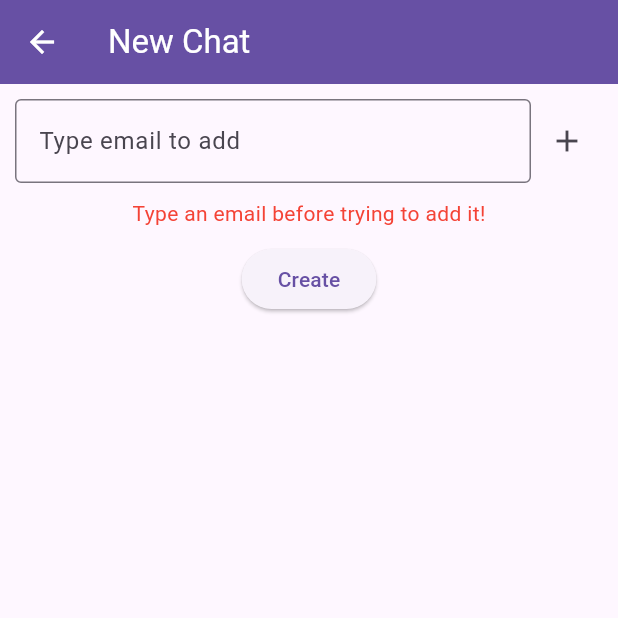
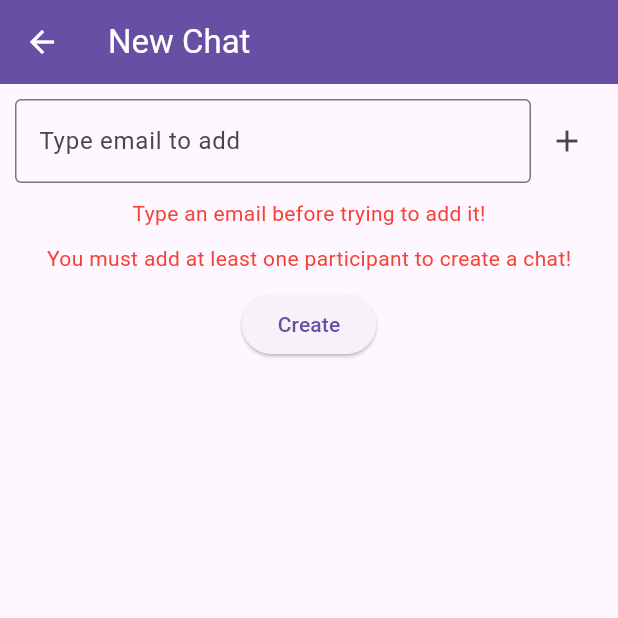
Before and after one commit to AshkanArabim/flirtify, a Flutter app: the NewChatPage screen opened directly, after a tap on the "add" icon, after a tap on "Create", on a phone screen of 412 x 824 dp, the top half of it. Run offline on Flutter 3.47's test engine with Material 3 defaults, Android fonts, the phone set to English and light mode, and no system bars; our stand-ins replace cloud_firestore, firebase_auth, firebase_core; accounts and stored records are empty.

Commit message:
newchat: enable chat creation after submitting

```diff
--- a/lib/pages/newchat.dart
+++ b/lib/pages/newchat.dart
@@ -1,3 +1,5 @@
+import 'dart:collection';
+
 import 'package:cloud_firestore/cloud_firestore.dart';
 import 'package:flirtify/components/contact_pill.dart';
 import 'package:flirtify/components/my_text_field.dart';
@@ -14,10 +16,13 @@ class NewChatPage extends StatefulWidget {
 }
 
 class _NewChatPageState extends State<NewChatPage> {
-  List<DocumentReference> _participants = [];
-  String _userAddingError = "";
-  String _chatCreationError = "";
+  final _participants = HashSet<DocumentReference>();
+  var _userAddingError = "";
+  var _chatCreationError = "";
+
   final _emailController = TextEditingController();
+  final _groupPicUrlController = TextEditingController();
+  final _groupNameController = TextEditingController();
 
   @override
   Widget build(BuildContext context) {
@@ -80,25 +85,22 @@ class _NewChatPageState extends State<NewChatPage> {
                     child: Wrap(
                       spacing: 5,
                       runSpacing: 5,
-                      children: _participants
-                          .map((userRef) => ContactPill(userRef: userRef))
-                          .toList(),
+                      children: _participants.map((userRef) {
+                        return InkWell(
+                          onTap: () {
+                            setState(() {
+                              _participants.remove(userRef);
+                            });
+                          },
+                          child: ContactPill(userRef: userRef),
+                        );
+                      }).toList(),
                     ),
                   )
                 : Container(),
 
             // show error if present
-            _userAddingError.isNotEmpty
-                ? Container(
-                    margin: EdgeInsets.only(top: 10),
-                    child: Text(
-                      _userAddingError,
-                      style: TextStyle(
-                        color: Colors.red,
-                      ),
-                    ),
-                  )
-                : Container(),
+            errorMessage(_userAddingError),
 
             // only allow setting group pic and group name if at least 2 other
             // participants added to group. because otherwise it's just a DM.
@@ -108,26 +110,82 @@ class _NewChatPageState extends State<NewChatPage> {
                       SizedBox(height: 10),
                       MyTextField(
                         hint: "Group picture URL",
+                        controller: _groupPicUrlController,
                       ),
                       SizedBox(
                         height: 10,
                       ),
                       MyTextField(
                         hint: "Group name",
+                        controller: _groupNameController,
                       ),
                     ],
                   ))
                 : Container(),
+
+            // render chat creation errors if needed
+            errorMessage(_chatCreationError),
+
+            // submit button
             SizedBox(
               height: 10,
             ),
             ElevatedButton(
               child: Text('Create'),
-              onPressed: () {},
+              onPressed: () async {
+                // don't create if no other participants added
+                if (_participants.isEmpty) {
+                  setState(() {
+                    _chatCreationError =
+                        "You must add at least one participant to create a chat!";
+                  });
+                  return;
+                }
+
+                // create the chat
+                final participantsList = _participants.toList();
+                participantsList
+                    .add(CurrentUserRefProvider.of(context).currentUserRef);
+                var chatMap = Map<String, dynamic>();
+                // var chatMap = {
+                //   "participants": participantsList,
+                // } as Map<String, dynamic>;
+                if (_groupNameController.text.isNotEmpty) {
+                  chatMap['name'] = _groupNameController.text;
+                }
+
+                chatMap['participants'] = participantsList;
+
+                if (_groupPicUrlController.text.isNotEmpty) {
+                  chatMap['grouppic'] = _groupPicUrlController.text;
+                }
+
+                await FirebaseFirestore.instance
+                    .collection('chats')
+                    .add(chatMap);
+
+                // pop the new chat page
+                Navigator.of(context).pop();
+              },
             ),
           ],
         ),
       ),
     );
   }
+
+  Widget errorMessage(String message) {
+    if (message.isNotEmpty) {
+      return Container(
+        margin: EdgeInsets.only(top: 10),
+        child: Text(
+          message,
+          style: TextStyle(
+            color: Colors.red,
+          ),
+        ),
+      );
+    }
+    return Container();
+  }
 }
```
